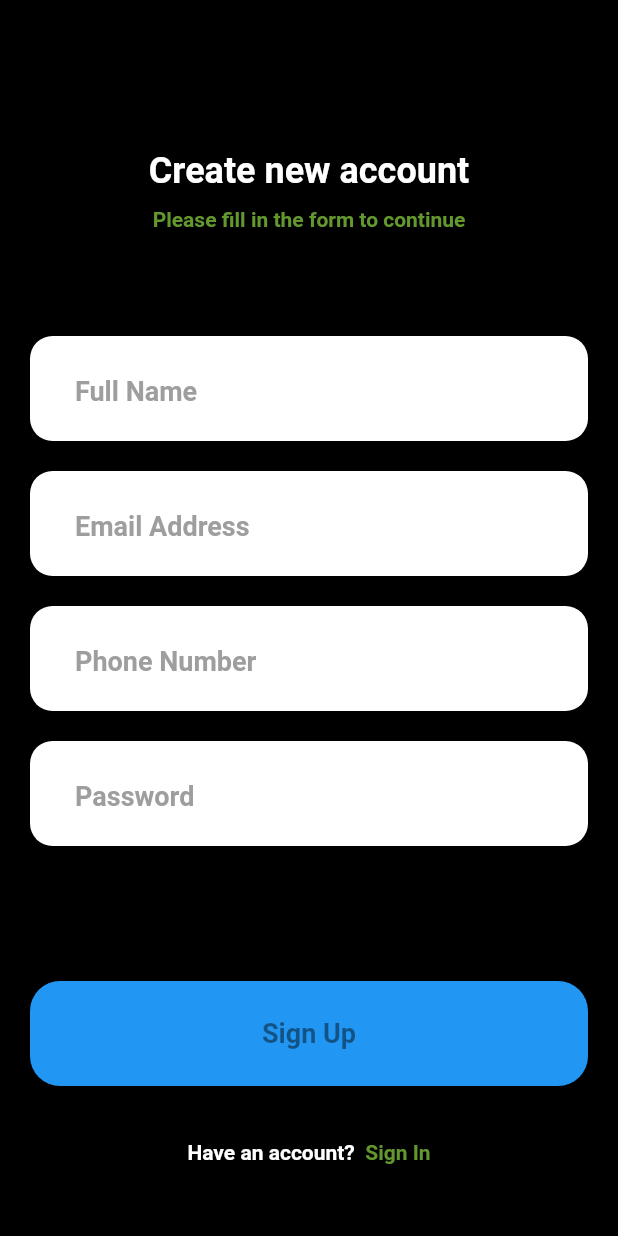
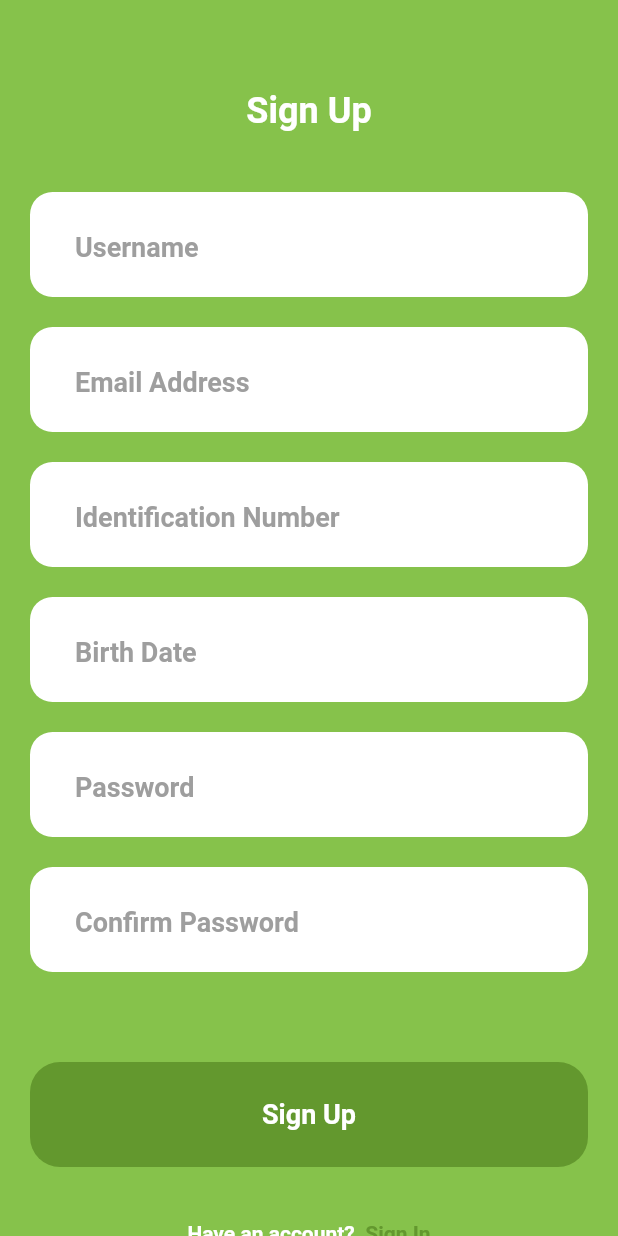
Before and after one commit to dserafim1999/plant-b, a Flutter app: the SignUpPage screen opened directly, on a phone screen of 412 x 824 dp. Run offline on Flutter 3.47's test engine with Material 2 defaults, Android fonts, the phone set to English and light mode, and no system bars; our stand-ins replace google_maps_flutter.

Commit message:
sign up view

```diff
--- a/lib/pages/sign_in.dart
+++ b/lib/pages/sign_in.dart
@@ -29,7 +29,7 @@ class _SignInState extends State<SignIn> {
                 'assets/logo_text.png',
                 width: 300,
               ),
-              Separator(height: 100.0),
+              Separator(height: 80.0),
               InputBox(
                 controller: userName,
                 hintTxt: 'Username',
@@ -60,7 +60,7 @@ class _SignInState extends State<SignIn> {
                   children: [
                     MainButton(
                       onTap: () {},
-                      text: 'Sign in',
+                      text: 'Sign In',
                       txtColor: Colors.white,
                       btnColor: Color(0xff63982E),
                     ),
@@ -75,7 +75,7 @@ class _SignInState extends State<SignIn> {
                       child: RichText(
                         text: TextSpan(children: [
                           TextSpan(
-                            text: 'Don\' have an account? ',
+                            text: 'Don\'t have an account? ',
                             style: headline.copyWith(
                               fontSize: 14.0,
                             ),
--- a/lib/pages/sign_up.dart
+++ b/lib/pages/sign_up.dart
@@ -13,33 +13,31 @@ class SignUpPage extends StatefulWidget {
 
 class _SignUpPageState extends State<SignUpPage> {
   TextEditingController userName = TextEditingController();
+  TextEditingController userBirthDate = TextEditingController();
   TextEditingController userPass = TextEditingController();
+  TextEditingController userConfirmPass = TextEditingController();
   TextEditingController userEmail = TextEditingController();
-  TextEditingController userPh = TextEditingController();
+  TextEditingController userId = TextEditingController();
+
   @override
   Widget build(BuildContext context) {
     return Scaffold(
-      backgroundColor: Colors.black,
+      backgroundColor: Color(0xff86C24B),
       body: Padding(
         padding: EdgeInsets.only(top: 50.0),
         child: SingleChildScrollView(
           child: Column(
             children: [
-              Separator(height: 50.0),
+              Separator(height: 10.0),
               Text(
-                'Create new account',
+                'Sign Up',
                 style: headline1,
               ),
-              Separator(height: 10.0),
-              Text(
-                'Please fill in the form to continue',
-                style: headline3,
-              ),
-              Separator(height: 60.0),
+              Separator(height: 30.0),
               InputBox(
                 controller: userName,
                 keyBordType: TextInputType.name,
-                hintTxt: 'Full Name',
+                hintTxt: 'Username',
               ),
               InputBox(
                 controller: userEmail,
@@ -47,20 +45,31 @@ class _SignUpPageState extends State<SignUpPage> {
                 hintTxt: 'Email Address',
               ),
               InputBox(
-                controller: userPh,
+                controller: userId,
                 keyBordType: TextInputType.phone,
-                hintTxt: 'Phone Number',
+                hintTxt: 'Identification Number',
+              ),
+              InputBox(
+                controller: userBirthDate,
+                keyBordType: TextInputType.phone,
+                hintTxt: 'Birth Date',
               ),
               InputBox(
                 controller: userPass,
                 isObs: true,
                 hintTxt: 'Password',
               ),
-              Separator(height: 80.0),
+              InputBox(
+                controller: userConfirmPass,
+                isObs: true,
+                hintTxt: 'Confirm Password',
+              ),
+              Separator(height: 50.0),
               MainButton(
                 onTap: () {},
                 text: 'Sign Up',
-                btnColor: Colors.blue,
+                txtColor: Colors.white,
+                btnColor: Color(0xff63982E),
               ),
               Separator(height: 20.0),
               TextButton(
```
